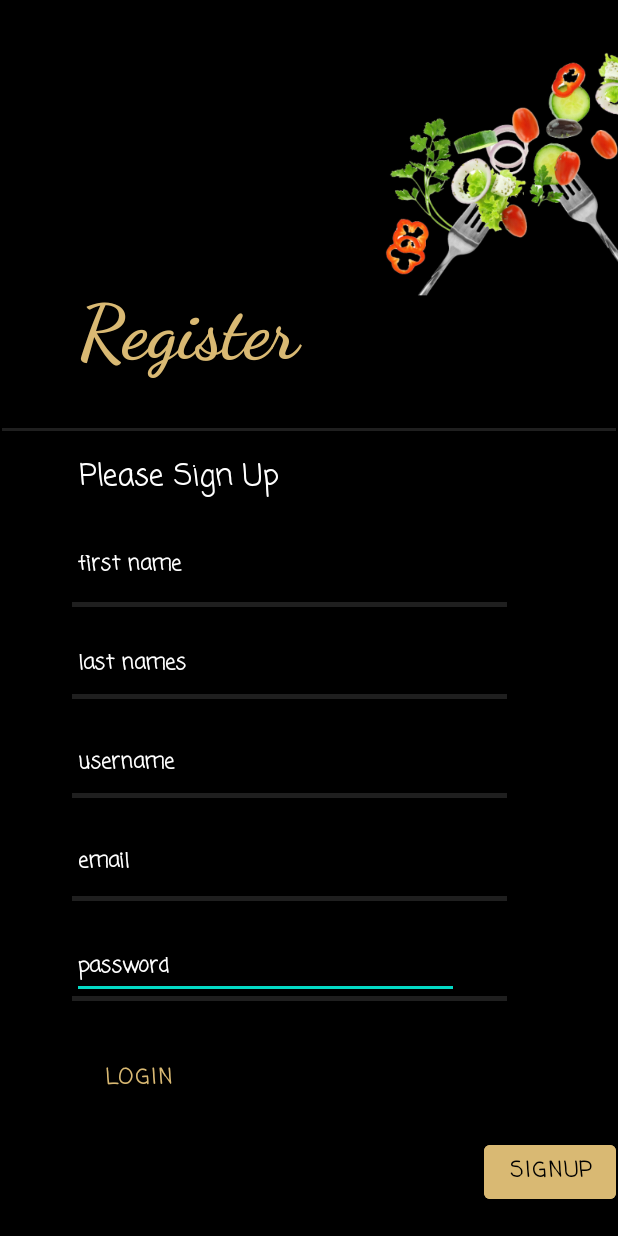
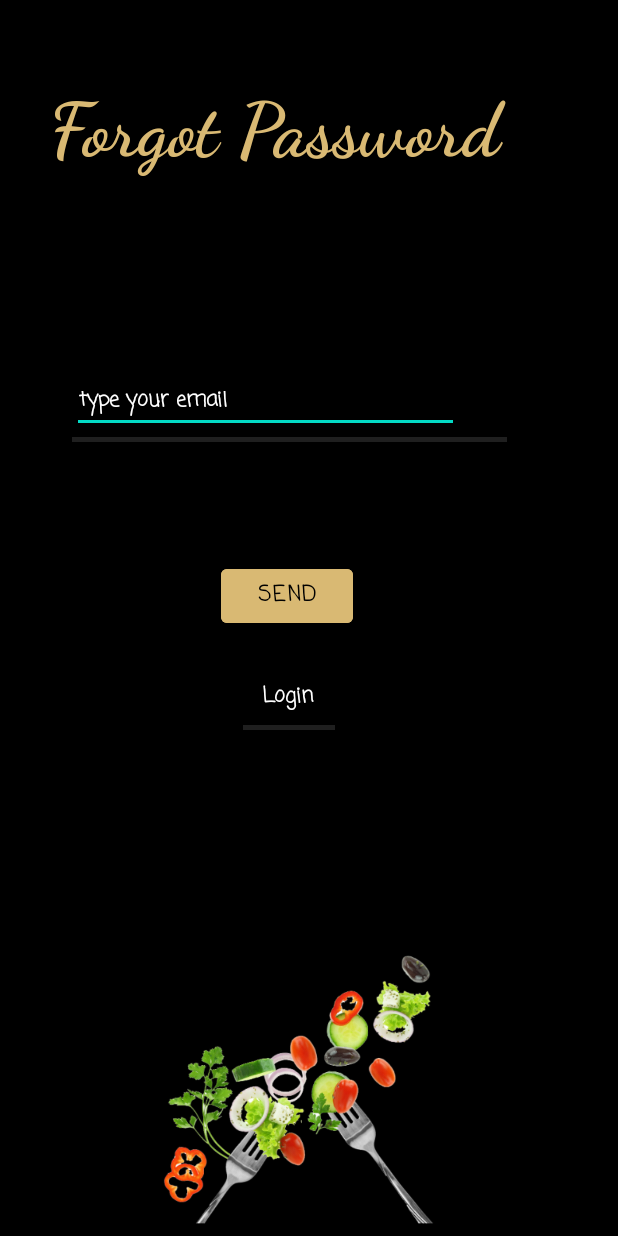
Before and after one commit to DavidPereiroAmez/JustPoteito, an Android app: the screen it shows after launch (MainActivity), on a phone screen of 412 x 824 dp. Run offline under Robolectric (Android 15) with nearby library versions, the phone set to English and light mode, and no system bars.

```diff
--- a/app/src/main/java/com/example/justpoteito/MainActivity.java
+++ b/app/src/main/java/com/example/justpoteito/MainActivity.java
@@ -9,7 +9,7 @@ public class MainActivity extends AppCompatActivity {
     @Override
     protected void onCreate(Bundle savedInstanceState) {
         super.onCreate(savedInstanceState);
-        setContentView(R.layout.activity_register);
+        setContentView(R.layout.activity_forgot_password);
         getSupportActionBar().hide();
     }
 }
--- /dev/null
+++ b/app/src/main/res/layout/activity_forgot_password.xml
@@ -0,0 +1,118 @@
+<?xml version="1.0" encoding="utf-8"?>
+<androidx.constraintlayout.widget.ConstraintLayout xmlns:android="http://schemas.android.com/apk/res/android"
+    xmlns:app="http://schemas.android.com/apk/res-auto"
+    xmlns:tools="http://schemas.android.com/tools"
+    android:layout_width="match_parent"
+    android:layout_height="match_parent"
+    android:background="#000000"
+    android:foregroundTint="#FFFFFF"
+    tools:context=".MainActivity">
+
+    <View
+        android:id="@+id/divider_resetPassword4"
+        android:layout_width="61dp"
+        android:layout_height="3dp"
+        android:background="?android:attr/listDivider"
+        android:backgroundTint="#FFFFFF"
+        app:layout_constraintBottom_toBottomOf="parent"
+        app:layout_constraintEnd_toEndOf="parent"
+        app:layout_constraintHorizontal_bias="0.462"
+        app:layout_constraintStart_toStartOf="parent"
+        app:layout_constraintTop_toTopOf="parent"
+        app:layout_constraintVertical_bias="0.589" />
+
+    <EditText
+        android:id="@+id/editText_type_your_email"
+        android:layout_width="258sp"
+        android:layout_height="38sp"
+        android:ems="10"
+        android:fontFamily="casual"
+        android:hint="@string/type_your_email"
+        android:inputType="textPersonName"
+        android:minHeight="48dp"
+        android:textColor="#FFFFFF"
+        android:textColorHint="#FFFFFF"
+        android:textSize="14sp"
+        android:textStyle="bold"
+        app:layout_constraintBottom_toBottomOf="parent"
+        app:layout_constraintEnd_toEndOf="parent"
+        app:layout_constraintHorizontal_bias="0.313"
+        app:layout_constraintStart_toStartOf="parent"
+        app:layout_constraintTop_toTopOf="parent"
+        app:layout_constraintVertical_bias="0.319"
+        tools:ignore="TouchTargetSizeCheck" />
+
+    <View
+        android:id="@+id/divider_forgotPassword"
+        android:layout_width="290dp"
+        android:layout_height="3dp"
+        android:background="?android:attr/listDivider"
+        android:backgroundTint="#FFFFFF"
+        app:layout_constraintBottom_toBottomOf="parent"
+        app:layout_constraintEnd_toEndOf="parent"
+        app:layout_constraintHorizontal_bias="0.396"
+        app:layout_constraintStart_toStartOf="parent"
+        app:layout_constraintTop_toTopOf="parent"
+        app:layout_constraintVertical_bias="0.355" />
+
+    <ImageView
+        android:id="@+id/image_vegetables"
+        android:layout_width="280dp"
+        android:layout_height="201dp"
+        android:layout_marginStart="56dp"
+        app:layout_constraintBottom_toBottomOf="parent"
+        app:layout_constraintStart_toStartOf="parent"
+        app:layout_constraintTop_toTopOf="parent"
+        app:layout_constraintVertical_bias="0.994"
+        app:srcCompat="@drawable/verduras" />
+
+    <TextView
+        android:id="@+id/title_forgotPassword"
+        android:layout_width="346dp"
+        android:layout_height="65dp"
+        android:fontFamily="cursive"
+        android:text="@string/title_forgotPassword"
+        android:textColor="#FFD9B973"
+        android:textSize="50sp"
+        android:textStyle="bold"
+        app:layout_constraintBottom_toBottomOf="parent"
+        app:layout_constraintEnd_toEndOf="parent"
+        app:layout_constraintHorizontal_bias="0.492"
+        app:layout_constraintStart_toStartOf="parent"
+        app:layout_constraintTop_toTopOf="parent"
+        app:layout_constraintVertical_bias="0.073" />
+
+    <Button
+        android:id="@+id/forgotPassword_send_button"
+        android:layout_width="wrap_content"
+        android:layout_height="wrap_content"
+        android:backgroundTint="#D9B973"
+        android:fontFamily="casual"
+        android:text="@string/send"
+        android:textColor="#000000"
+        android:textStyle="bold"
+        app:layout_constraintBottom_toBottomOf="parent"
+        app:layout_constraintEnd_toEndOf="parent"
+        app:layout_constraintHorizontal_bias="0.455"
+        app:layout_constraintStart_toStartOf="parent"
+        app:layout_constraintTop_toTopOf="parent"
+        app:layout_constraintVertical_bias="0.481" />
+
+    <TextView
+        android:id="@+id/login_forgot_password"
+        android:layout_width="69dp"
+        android:layout_height="32dp"
+        android:fontFamily="casual"
+        android:text="@string/login_button"
+        android:textAlignment="center"
+        android:textAllCaps="false"
+        android:textColor="#FFFFFF"
+        android:textStyle="bold"
+        app:layout_constraintBottom_toBottomOf="parent"
+        app:layout_constraintEnd_toEndOf="parent"
+        app:layout_constraintHorizontal_bias="0.46"
+        app:layout_constraintStart_toStartOf="parent"
+        app:layout_constraintTop_toTopOf="parent"
+        app:layout_constraintVertical_bias="0.572" />
+
+</androidx.constraintlayout.widget.ConstraintLayout>
--- a/app/src/main/res/values/strings.xml
+++ b/app/src/main/res/values/strings.xml
@@ -17,4 +17,15 @@
     <string name="new_password">New password</string>
     <string name="confirm_new_password">Confirm new password</string>
     <string name="reset_button">Reset</string>
+    <string name="title_forgotPassword">Forgot Password</string>
+    <string name="type_your_email">type your email</string>
+    <string name="send">Send</string>
+    <string name="title_explore_by_type_of_cuisine">Explore by type of cuisine</string>
+    <string name="hi">Hi</string>
+    <string name="name">Name</string>
+    <string name="title_explore_by_dish">Explore by dish</string>
+    <string name="search">Search</string>
+    <string name="title_explore_by_cook">Explore by cook</string>
+    <string name="title_type_of_cuisine">Cuisine</string>
+    <string name="dishes">dishes</string>
 </resources>
```
Also changed, not shown: app/src/main/res/layout/activity_explore_by_type_of_cuisine.xml (added, +115 -0 lines), app/src/main/res/layout/dish_row_layout.xml (added, +27 -0 lines), app/src/main/res/layout/explore_by_cook.xml (added, +112 -0 lines), app/src/main/res/layout/explore_by_dish.xml (added, +111 -0 lines), app/src/main/res/layout/type_cuisine_row_layout.xml (added, +36 -0 lines), app/src/main/res/layout/type_of_cuisine.xml (added, +128 -0 lines).
